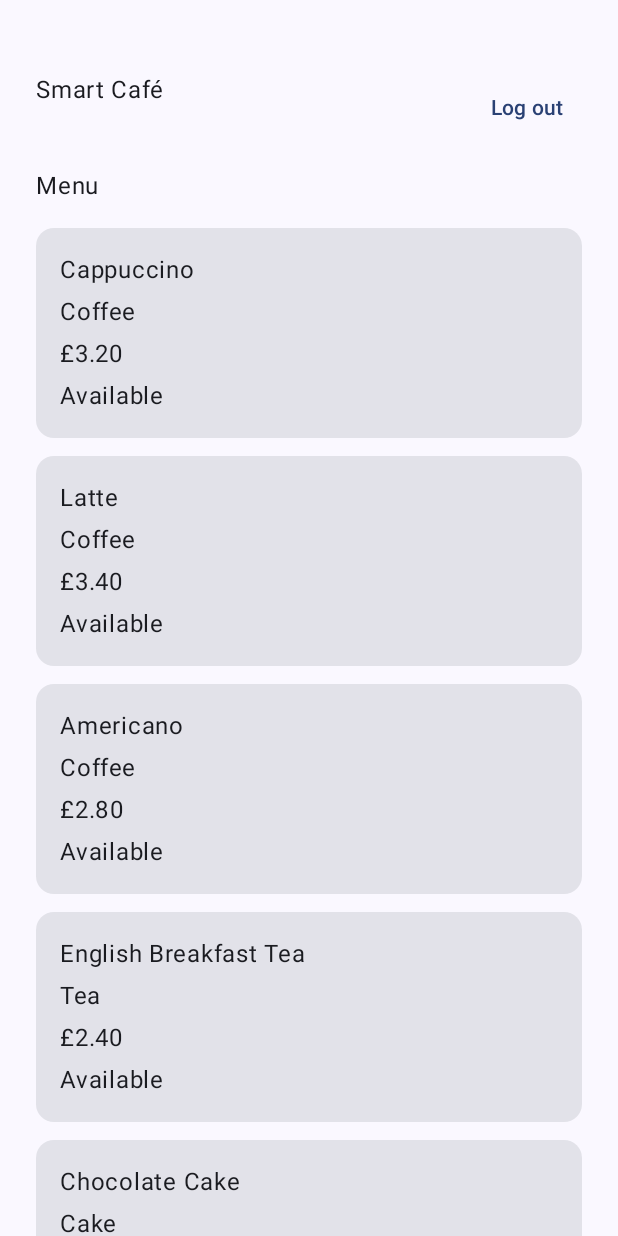
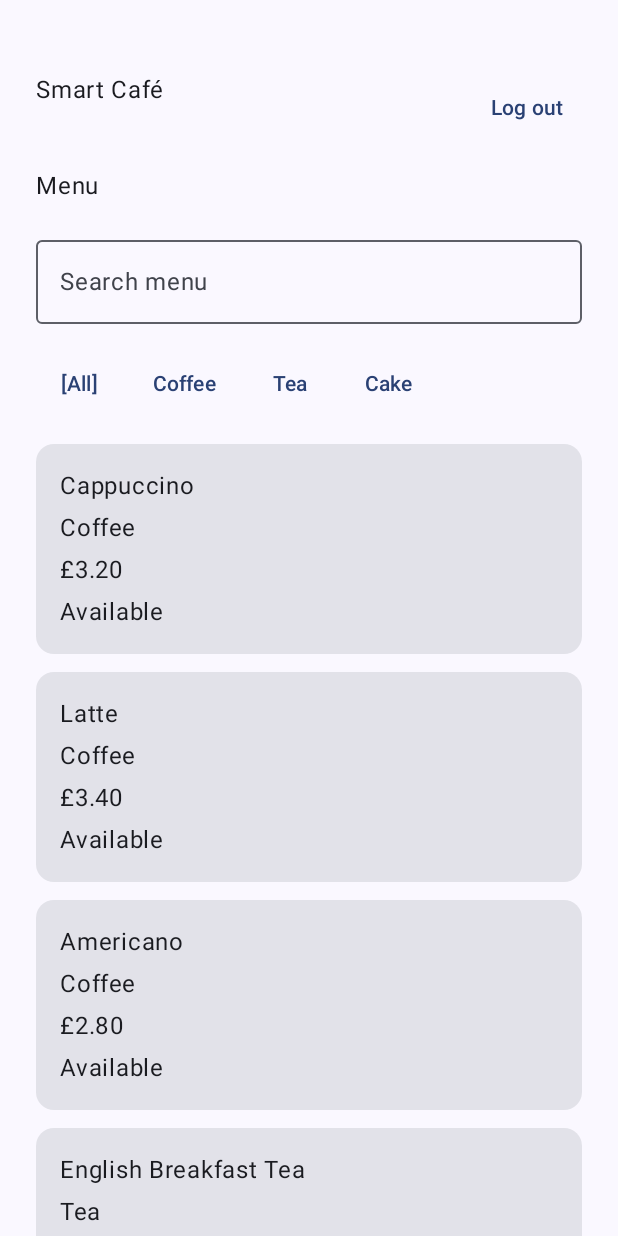
Before and after one commit to noah-bosman/smartcafe, an Android app built with Jetpack Compose: the composable MenuScreen called with sample values from the repository, on a phone screen of 412 x 824 dp. Run offline under Robolectric (Android 15) with nearby library versions, the phone set to English and light mode, and no system bars.

Commit message:
CAFE-05 search filter (#10)
Closes #9

```diff
--- a/app/src/main/java/land/noah/smartcafe/ui/screens/MenuScreen.kt
+++ b/app/src/main/java/land/noah/smartcafe/ui/screens/MenuScreen.kt
@@ -10,9 +10,14 @@ import androidx.compose.foundation.layout.padding
 import androidx.compose.foundation.lazy.LazyColumn
 import androidx.compose.foundation.lazy.items
 import androidx.compose.material3.Card
+import androidx.compose.material3.OutlinedTextField
 import androidx.compose.material3.Text
 import androidx.compose.material3.TextButton
 import androidx.compose.runtime.Composable
+import androidx.compose.runtime.getValue
+import androidx.compose.runtime.mutableStateOf
+import androidx.compose.runtime.remember
+import androidx.compose.runtime.setValue
 import androidx.compose.ui.Modifier
 import androidx.compose.ui.unit.dp
 import land.noah.smartcafe.model.MenuItem
@@ -23,6 +28,35 @@ fun MenuScreen(
     onItemClick: (MenuItem) -> Unit,
     onLogout: () -> Unit
 ) {
+    var searchQuery by remember {
+        mutableStateOf("")
+    }
+
+    var selectedCategory by remember {
+        mutableStateOf("All")
+    }
+
+    val categories = listOf(
+        "All",
+        "Coffee",
+        "Tea",
+        "Cake"
+    )
+
+    val filteredItems = menuItems.filter { item ->
+        val matchesSearch =
+            item.name.contains(
+                searchQuery,
+                ignoreCase = true
+            )
+
+        val matchesCategory =
+            selectedCategory == "All" ||
+                    item.category == selectedCategory
+
+        matchesSearch && matchesCategory
+    }
+
     Column(
         modifier = Modifier
             .fillMaxSize()
@@ -50,11 +84,48 @@ fun MenuScreen(
             modifier = Modifier.padding(vertical = 16.dp)
         )
 
+        OutlinedTextField(
+            value = searchQuery,
+            onValueChange = { newValue ->
+                searchQuery = newValue
+            },
+            label = {
+                Text("Search menu")
+            },
+            singleLine = true,
+            modifier = Modifier
+                .fillMaxWidth()
+                .padding(bottom = 16.dp)
+        )
+
+        Row(
+            modifier = Modifier
+                .fillMaxWidth()
+                .padding(bottom = 16.dp),
+            horizontalArrangement = Arrangement.spacedBy(8.dp)
+        ) {
+            categories.forEach { category ->
+                TextButton(
+                    onClick = {
+                        selectedCategory = category
+                    }
+                ) {
+                    Text(
+                        if (selectedCategory == category) {
+                            "[$category]" // TODO better indicator?
+                        } else {
+                            category
+                        }
+                    )
+                }
+            }
+        }
+
         LazyColumn(
             verticalArrangement = Arrangement.spacedBy(12.dp)
         ) {
             items(
-                items = menuItems,
+                items = filteredItems,
                 key = { item -> item.id }
             ) { item ->
                 MenuItemCard(
```
Also changed, not shown: 2 other files.
